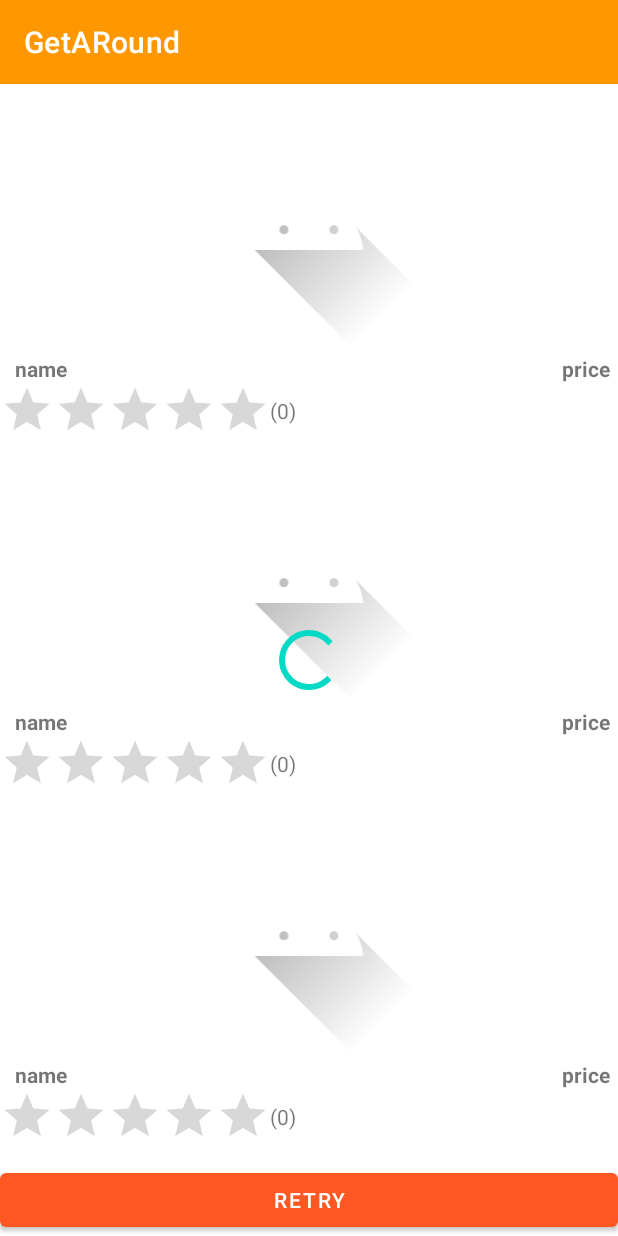
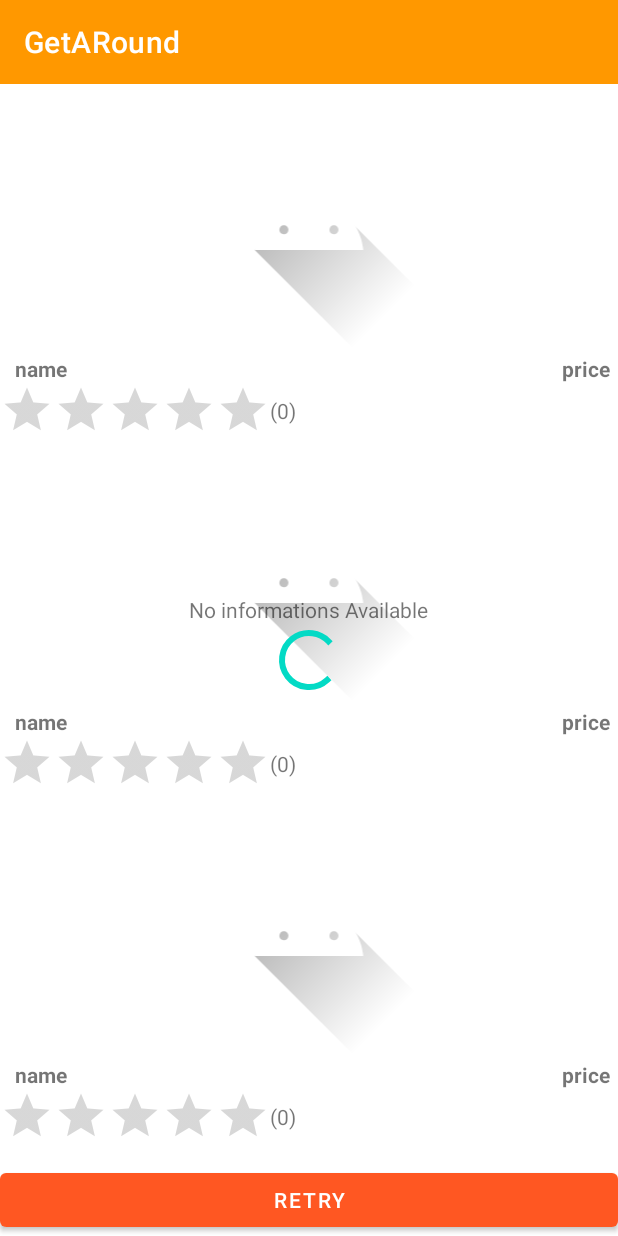
Before and after one commit to Thomas-Bellanger/GetARound, an Android app: the layout activity_main.xml on its own in the app's theme, with its tools: preview values and no code run, on a phone screen of 412 x 824 dp. Run offline under Robolectric (Android 15) with nearby library versions, the phone set to English and light mode, and no system bars.

Commit message:
Final code

```diff
--- a/app/src/main/res/layout/activity_main.xml
+++ b/app/src/main/res/layout/activity_main.xml
@@ -19,7 +19,16 @@
     <androidx.constraintlayout.widget.ConstraintLayout
         android:layout_width="match_parent"
         android:layout_height="match_parent">
-
+    <TextView
+        android:id="@+id/noInfoText"
+        android:layout_width="wrap_content"
+        android:layout_height="wrap_content"
+        android:elevation="5dp"
+        android:text="@string/no_informations_available"
+        app:layout_constraintBottom_toTopOf="@id/progressBar"
+        app:layout_constraintStart_toStartOf="@id/progressBar"
+        app:layout_constraintEnd_toEndOf="@id/progressBar"
+        />
         <ProgressBar
             android:id="@+id/progressBar"
             android:layout_width="wrap_content"
--- a/app/src/main/res/values/strings.xml
+++ b/app/src/main/res/values/strings.xml
@@ -12,4 +12,5 @@
     <string name="_0" translatable="false">(0)</string>
     <string name="retry">Retry</string>
     <string name="owner_avatar">Owner\'s avatar</string>
+    <string name="no_informations_available">No informations Available</string>
 </resources>
```
Also changed, not shown: app/src/main/java/com/example/getaround/mainActivity/MainActivity.kt (+13 -6 lines), 2 other files.
